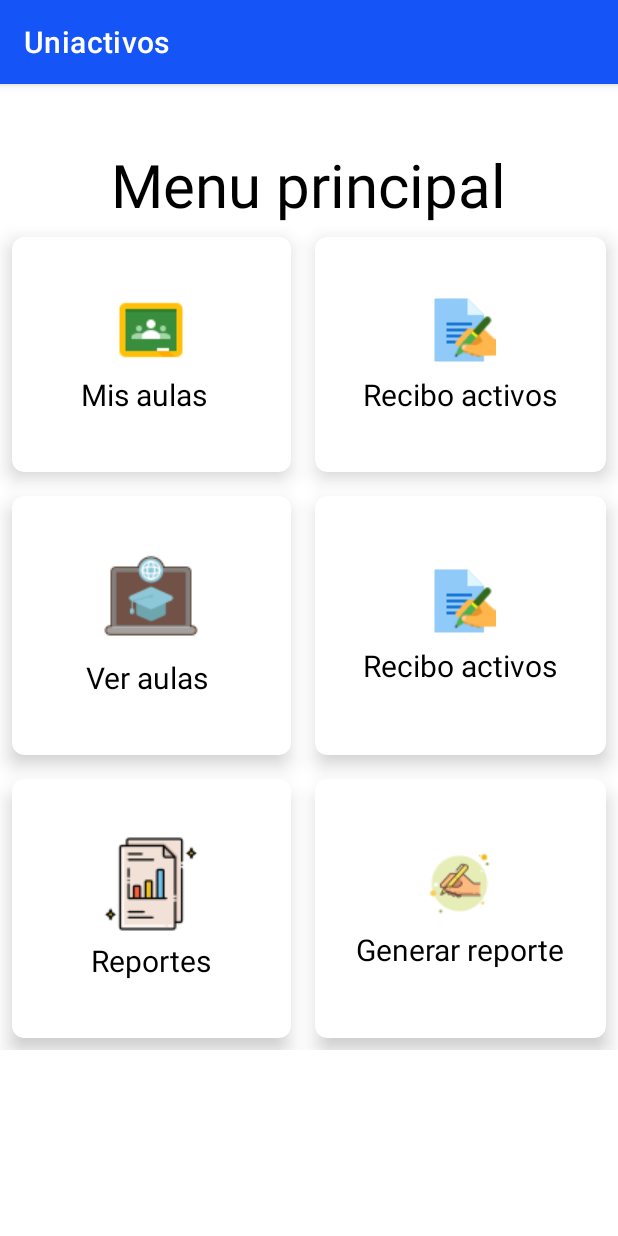
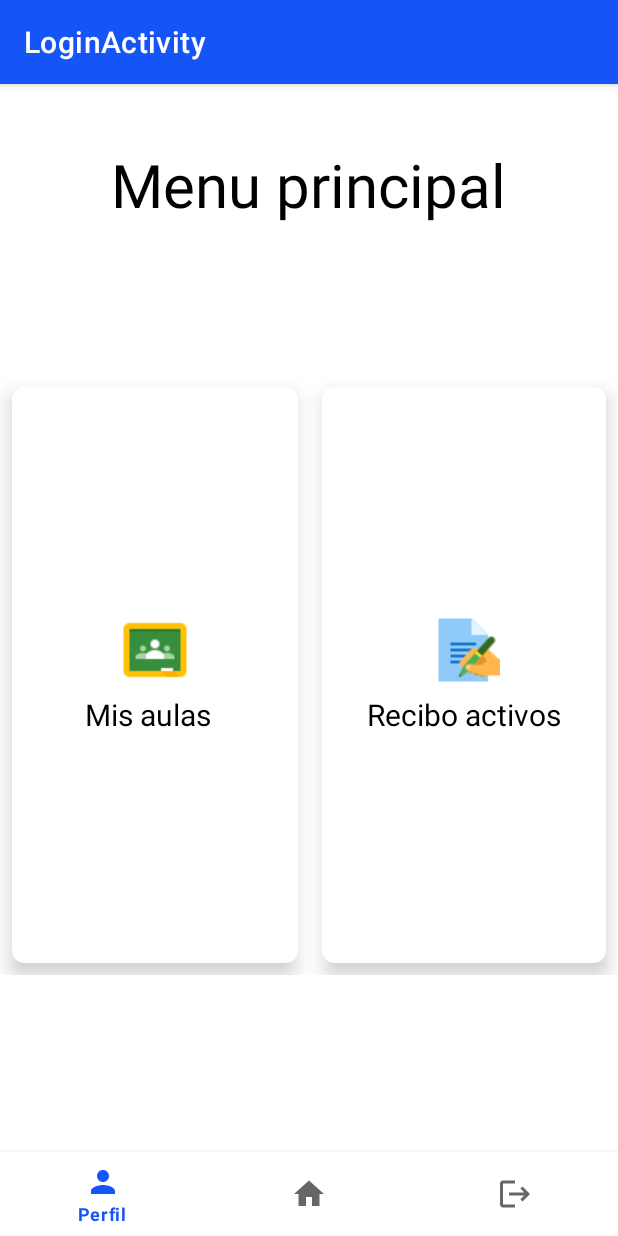
Before and after one commit to Fezk3/frontend-mov-siua-xray, an Android app: the screen it shows after launch (MainActivity), after a tap on "INICIAR SESIÓN", on a phone screen of 412 x 824 dp. Run offline under Robolectric (Android 15) with nearby library versions, the phone set to English and light mode, and no system bars; our stand-ins replace navigation-ui; 1 other tap on this screen came first.

Commit message:
Arreglando login y navegacion diferenciada

```diff
--- a/app/src/main/java/com/example/uniactivos/ClassroomViewFragment.kt
+++ b/app/src/main/java/com/example/uniactivos/ClassroomViewFragment.kt
@@ -23,7 +23,7 @@ class ClassroomViewFragment : Fragment(){
         super.onViewCreated(view, savedInstanceState)
 
         binding.button6.setOnClickListener{
-            findNavController().navigate(R.id.action_classroomViewFragment_to_mainMenu2)
+            findNavController().navigate(R.id.action_classroomViewFragment_to_homeProfe)
         }
     }
     override fun onDestroyView() {
--- a/app/src/main/java/com/example/uniactivos/ForgotPassword.kt
+++ b/app/src/main/java/com/example/uniactivos/ForgotPassword.kt
@@ -22,9 +22,6 @@ class ForgotPassword : Fragment(){
     override fun onViewCreated(view: View, savedInstanceState: Bundle?) {
         super.onViewCreated(view, savedInstanceState)
 
-        binding.btnSendEmail.setOnClickListener{
-            findNavController().navigate(R.id.action_forgotPassword_to_loginFragment)
-        }
     }
     override fun onDestroyView() {
         super.onDestroyView()
--- a/app/src/main/java/com/example/uniactivos/LoginFragment.kt
+++ b/app/src/main/java/com/example/uniactivos/HomeProfe.kt
@@ -1,32 +1,32 @@
 package com.example.uniactivos
 
 import android.os.Bundle
-import androidx.fragment.app.Fragment
 import android.view.LayoutInflater
 import android.view.View
 import android.view.ViewGroup
+import androidx.fragment.app.Fragment
 import androidx.navigation.fragment.findNavController
-import com.example.uniactivos.databinding.FragmentLoginBinding
+import com.example.uniactivos.databinding.FragmentHomeProfeBinding
 
-class LoginFragment : Fragment(){
-    private var _binding: FragmentLoginBinding? = null
+class HomeProfe : Fragment(){
+    private var _binding: FragmentHomeProfeBinding? = null
     private val binding get() = _binding!!
     override fun onCreateView(
         inflater: LayoutInflater, container: ViewGroup?,
         savedInstanceState: Bundle?
     ): View {
-        _binding = FragmentLoginBinding.inflate(inflater, container, false)
+        _binding = FragmentHomeProfeBinding.inflate(inflater, container, false)
         val view = binding.root
         return view
     }
     override fun onViewCreated(view: View, savedInstanceState: Bundle?) {
         super.onViewCreated(view, savedInstanceState)
 
-        binding.btnLoginIrMenu.setOnClickListener{
-            findNavController().navigate(R.id.action_loginFragment_to_mainMenu2)
+        binding.cardViewAula.setOnClickListener{
+            findNavController().navigate(R.id.action_homeProfe_to_aulas)
         }
-        binding.txtLoginOlvidaste.setOnClickListener{
-            findNavController().navigate(R.id.action_loginFragment_to_forgotPassword)
+        binding.cardViewReciboProfesor.setOnClickListener{
+            findNavController().navigate(R.id.action_homeProfe_to_teacherDynamicForm)
         }
     }
     override fun onDestroyView() {
--- /dev/null
+++ b/app/src/main/java/com/example/uniactivos/LoginActivity.kt
@@ -0,0 +1,24 @@
+package com.example.uniactivos
+
+import android.content.Intent
+import androidx.appcompat.app.AppCompatActivity
+import android.os.Bundle
+import com.example.uniactivos.databinding.ActivityLoginBinding
+
+private lateinit var binding: ActivityLoginBinding
+class LoginActivity : AppCompatActivity() {
+    private lateinit var binding: ActivityLoginBinding
+    override fun onCreate(savedInstanceState: Bundle?) {
+
+        super.onCreate(savedInstanceState)
+        binding = ActivityLoginBinding.inflate(layoutInflater)
+        val view = binding.root
+        setContentView(view)
+
+        val btnLiciniaSession = binding.btnLoginIrMenu
+        btnLiciniaSession.setOnClickListener{
+            val intent = Intent(this, MainActivity::class.java)
+            startActivity(intent)
+        }
+    }
+}
--- a/app/src/main/java/com/example/uniactivos/MainActivity.kt
+++ b/app/src/main/java/com/example/uniactivos/MainActivity.kt
@@ -2,15 +2,26 @@ package com.example.uniactivos
 
 import androidx.appcompat.app.AppCompatActivity
 import android.os.Bundle
+import android.view.LayoutInflater
+import androidx.navigation.fragment.NavHostFragment
+import androidx.navigation.ui.setupWithNavController
+import com.google.android.material.bottomnavigation.BottomNavigationView
+import com.example.uniactivos.R
 import com.example.uniactivos.databinding.ActivityMainBinding
 
 class MainActivity : AppCompatActivity() {
+
     private lateinit var binding: ActivityMainBinding
+
     override fun onCreate(savedInstanceState: Bundle?) {
-
         super.onCreate(savedInstanceState)
         binding = ActivityMainBinding.inflate(layoutInflater)
         val view = binding.root
         setContentView(view)
+
+        val navHostFragment = supportFragmentManager.findFragmentById(R.id.mainContainer) as NavHostFragment
+        val navController = navHostFragment.navController
+        val bottomNavigationView = findViewById<BottomNavigationView>(R.id.bottomNavigationView)
+        bottomNavigationView.setupWithNavController(navController)
     }
 }
--- a/app/src/main/java/com/example/uniactivos/MainMenu.kt
+++ b/app/src/main/java/com/example/uniactivos/MainMenu.kt
@@ -22,15 +22,6 @@ class MainMenu : Fragment(){
     override fun onViewCreated(view: View, savedInstanceState: Bundle?) {
         super.onViewCreated(view, savedInstanceState)
 
-        binding.cardViewReportesGuardasPending.setOnClickListener{
-            findNavController().navigate(R.id.action_mainMenu2_to_reports)
-        }
-        binding.cardViewAula.setOnClickListener{
-            findNavController().navigate(R.id.action_mainMenu2_to_aulas)
-        }
-        binding.cardViewListaAulas.setOnClickListener{
-            findNavController().navigate(R.id.action_mainMenu2_to_aulas)
-        }
     }
     override fun onDestroyView() {
         super.onDestroyView()
--- a/app/src/main/java/com/example/uniactivos/MenuActivity.kt
+++ /dev/null
@@ -1,15 +0,0 @@
-import androidx.appcompat.app.AppCompatActivity
-import android.os.Bundle
-import com.example.uniactivos.R
-import com.example.uniactivos.databinding.ActivityMainBinding
-
-class MenuActivity : AppCompatActivity() {
-    private lateinit var binding: ActivityMainBinding
-
-    override fun onCreate(savedInstanceState: Bundle?) {
-        super.onCreate(savedInstanceState)
-        binding = ActivityMainBinding.inflate(layoutInflater)
-        val view = binding.root
-        setContentView(view)
-    }
-}
--- a/app/src/main/java/com/example/uniactivos/Reports.kt
+++ b/app/src/main/java/com/example/uniactivos/Reports.kt
@@ -21,10 +21,6 @@ class Reports : Fragment(){
     }
     override fun onViewCreated(view: View, savedInstanceState: Bundle?) {
         super.onViewCreated(view, savedInstanceState)
-
-        binding.button2.setOnClickListener{
-            findNavController().navigate(R.id.action_reports_to_mainMenu2)
-        }
     }
     override fun onDestroyView() {
         super.onDestroyView()
--- a/app/src/main/java/com/example/uniactivos/TeacherDynamicForm.kt
+++ b/app/src/main/java/com/example/uniactivos/TeacherDynamicForm.kt
@@ -5,6 +5,7 @@ import android.view.LayoutInflater
 import android.view.View
 import android.view.ViewGroup
 import androidx.fragment.app.Fragment
+import androidx.navigation.fragment.findNavController
 import com.example.uniactivos.databinding.FragmentTeacherDynamicFormBinding
 
 class TeacherDynamicForm : Fragment(){
@@ -20,6 +21,10 @@ class TeacherDynamicForm : Fragment(){
     }
     override fun onViewCreated(view: View, savedInstanceState: Bundle?) {
         super.onViewCreated(view, savedInstanceState)
+
+        binding.btnAceptar.setOnClickListener{
+            findNavController().navigate(R.id.action_teacherDynamicForm_to_teacherStaticForm)
+        }
     }
     override fun onDestroyView() {
         super.onDestroyView()
--- a/app/src/main/java/com/example/uniactivos/TeacherStaticForm.kt
+++ b/app/src/main/java/com/example/uniactivos/TeacherStaticForm.kt
@@ -5,6 +5,7 @@ import android.view.LayoutInflater
 import android.view.View
 import android.view.ViewGroup
 import androidx.fragment.app.Fragment
+import androidx.navigation.fragment.findNavController
 import com.example.uniactivos.databinding.FragmentTeacherStaticFormBinding
 
 class TeacherStaticForm : Fragment(){
@@ -20,6 +21,10 @@ class TeacherStaticForm : Fragment(){
     }
     override fun onViewCreated(view: View, savedInstanceState: Bundle?) {
         super.onViewCreated(view, savedInstanceState)
+
+        binding.button3.setOnClickListener{
+            findNavController().navigate(R.id.action_teacherStaticForm_to_homeProfe)
+        }
     }
     override fun onDestroyView() {
         super.onDestroyView()
--- a/app/src/main/res/layout/fragment_login.xml
+++ b/app/src/main/res/layout/activity_login.xml
@@ -3,7 +3,7 @@
     xmlns:tools="http://schemas.android.com/tools"
     android:layout_width="match_parent"
     android:layout_height="match_parent"
-    tools:context=".LoginFragment">
+    tools:context="LoginActivity">
 
     <LinearLayout
         android:layout_width="match_parent"
--- a/app/src/main/res/layout/activity_main.xml
+++ b/app/src/main/res/layout/activity_main.xml
@@ -4,14 +4,40 @@
     xmlns:tools="http://schemas.android.com/tools"
     android:layout_width="match_parent"
     android:layout_height="match_parent"
-    tools:context=".MainActivity">
+    android:background="#FFFFFF"
+    android:gravity="center_horizontal|center_vertical"
+    android:orientation="vertical"
+    tools:context=".LoginActivity">
 
-    <androidx.fragment.app.FragmentContainerView
-        android:id="@+id/mainNavHost"
+
+    <fragment
+        android:id="@+id/mainContainer"
+        android:name="androidx.navigation.fragment.NavHostFragment"
+        android:layout_width="0dp"
+        android:layout_height="0dp"
+        app:defaultNavHost="true"
+        app:layout_constraintBottom_toTopOf="@+id/bottomNavigationView"
+        app:layout_constraintEnd_toEndOf="parent"
+        app:layout_constraintHorizontal_bias="0.5"
+        app:layout_constraintStart_toStartOf="parent"
+        app:layout_constraintTop_toTopOf="parent"
+        app:layout_constraintVertical_bias="0.5"
+        app:navGraph="@navigation/nav_graph" />
+
+
+    <com.google.android.material.bottomnavigation.BottomNavigationView
+        android:id="@+id/bottomNavigationView"
         android:layout_width="match_parent"
-        android:layout_height="match_parent"
-        android:name="androidx.navigation.fragment.NavHostFragment"
-        app:defaultNavHost="true"
-        app:navGraph="@navigation/nav_graph"/>
+        android:layout_height="wrap_content"
+        app:elevation="8dp"
+        app:labelVisibilityMode="selected"
+        app:layout_constraintBottom_toBottomOf="parent"
+        app:layout_constraintEnd_toEndOf="parent"
+        app:layout_constraintHorizontal_bias="0.5"
+        app:layout_constraintStart_toStartOf="parent"
+        app:layout_constraintTop_toBottomOf="@+id/mainContainer"
+        app:layout_constraintVertical_bias="0.5"
+        app:menu="@menu/navegation" />
+
 
 </androidx.constraintlayout.widget.ConstraintLayout>
--- a/app/src/main/res/layout/activity_menu.xml
+++ /dev/null
@@ -1,15 +0,0 @@
-<?xml version="1.0" encoding="utf-8"?>
-<androidx.constraintlayout.widget.ConstraintLayout xmlns:android="http://schemas.android.com/apk/res/android"
-    xmlns:app="http://schemas.android.com/apk/res-auto"
-    xmlns:tools="http://schemas.android.com/tools"
-    android:layout_width="match_parent"
-    android:layout_height="match_parent"
-    tools:context=".MenuActivity">
-
-    <androidx.fragment.app.FragmentContainerView
-        android:id="@+id/menuNavHost"
-        android:layout_width="match_parent"
-        android:layout_height="match_parent"
-        />
-
-</androidx.constraintlayout.widget.ConstraintLayout>
--- /dev/null
+++ b/app/src/main/res/layout/fragment_home_profe.xml
@@ -0,0 +1,105 @@
+<?xml version="1.0" encoding="utf-8"?>
+<RelativeLayout xmlns:android="http://schemas.android.com/apk/res/android"
+    xmlns:tools="http://schemas.android.com/tools"
+    android:layout_width="match_parent"
+    android:layout_height="match_parent"
+    xmlns:app="http://schemas.android.com/apk/res-auto"
+    tools:context=".HomeProfe">
+
+
+    <TextView
+        android:id="@+id/titulo"
+        android:layout_width="wrap_content"
+        android:layout_height="wrap_content"
+        android:text="Menu principal"
+        android:textSize="40sp"
+        android:textColor="@color/black"
+        android:layout_marginTop="40sp"
+        android:layout_centerHorizontal="true"
+
+        />
+    <GridLayout
+        android:layout_width="match_parent"
+        android:layout_marginTop="100sp"
+        android:layout_height="400sp"
+        android:layout_below="@+id/titulo"
+        android:rowCount="1"
+        android:columnCount="2"
+        >
+        <androidx.cardview.widget.CardView
+            android:id="@+id/cardViewAula"
+            android:layout_width="wrap_content"
+            android:layout_height="102dp"
+            android:layout_row="0"
+            android:layout_rowWeight="1"
+            android:layout_column="0"
+            android:layout_columnWeight="1"
+            android:layout_gravity="fill"
+            android:layout_margin="8dp"
+            app:cardCornerRadius="8dp"
+            app:cardElevation="8dp">
+
+            <LinearLayout
+                android:layout_width="wrap_content"
+                android:layout_height="wrap_content"
+                android:layout_gravity="center_vertical|center_horizontal"
+                android:gravity="center"
+                android:orientation="vertical">
+
+                <ImageView
+                    android:layout_width="wrap_content"
+                    android:layout_height="wrap_content"
+                    android:src="@drawable/gc" />
+
+                <TextView
+                    android:layout_width="wrap_content"
+                    android:layout_height="wrap_content"
+                    android:layout_gravity="center_horizontal"
+                    android:layout_marginTop="5dp"
+                    android:text="    Mis aulas      "
+                    android:textColor="@color/black"
+                    android:textSize="20sp" />
+            </LinearLayout>
+        </androidx.cardview.widget.CardView>
+
+        <androidx.cardview.widget.CardView
+            android:id="@+id/cardViewReciboProfesor"
+            android:layout_width="wrap_content"
+            android:layout_height="wrap_content"
+            android:layout_row="0"
+            android:layout_column="1"
+            android:layout_gravity="fill"
+            android:layout_rowWeight="1"
+            android:layout_columnWeight="1"
+            android:layout_margin="8dp"
+            app:cardCornerRadius="8dp"
+            app:cardElevation="8dp"
+            >
+
+            <LinearLayout
+                android:layout_width="wrap_content"
+                android:layout_height="wrap_content"
+                android:orientation="vertical"
+                android:gravity="center"
+                android:layout_gravity="center_vertical|center_horizontal"
+                >
+                <ImageView
+                    android:layout_width="wrap_content"
+                    android:layout_height="wrap_content"
+                    android:src="@drawable/activo"/>
+                <TextView
+                    android:layout_width="wrap_content"
+                    android:layout_height="wrap_content"
+                    android:text="Recibo activos"
+                    android:textSize="20sp"
+                    android:textColor="@color/black"
+                    android:layout_gravity="center_horizontal"
+                    android:layout_marginTop="5dp"
+                    />
+            </LinearLayout>
+        </androidx.cardview.widget.CardView>
+
+
+    </GridLayout>
+
+</RelativeLayout>
--- a/app/src/main/res/navigation/nav_graph.xml
+++ b/app/src/main/res/navigation/nav_graph.xml
@@ -3,52 +3,29 @@
     xmlns:app="http://schemas.android.com/apk/res-auto"
     xmlns:tools="http://schemas.android.com/tools"
     android:id="@+id/nav_graph"
-    app:startDestination="@id/loginFragment">
+    app:startDestination="@id/homeProfe">
+
 
     <fragment
-        android:id="@+id/loginFragment"
-        android:name="com.example.uniactivos.LoginFragment"
-        android:label="fragment_login"
-        tools:layout="@layout/fragment_login" >
+        android:id="@+id/homeProfe"
+        android:name="com.example.uniactivos.HomeProfe"
+        android:label="fragment_home_profe"
+        tools:layout="@layout/fragment_home_profe" >
         <action
-            android:id="@+id/action_loginFragment_to_mainMenu2"
-            app:destination="@id/mainMenu2" />
+            android:id="@+id/action_homeProfe_to_aulas"
+            app:destination="@id/aulas" />
         <action
-            android:id="@+id/action_loginFragment_to_forgotPassword"
-            app:destination="@id/forgotPassword" />
+            android:id="@+id/action_homeProfe_to_teacherDynamicForm"
+            app:destination="@id/teacherDynamicForm" />
     </fragment>
     <fragment
-        android:id="@+id/mainMenu2"
-        android:name="com.example.uniactivos.MainMenu"
-        android:label="fragment_main_menu"
-        tools:layout="@layout/fragment_main_menu" >
+        android:id="@+id/classroomViewFragment"
+        android:name="com.example.uniactivos.ClassroomViewFragment"
+        android:label="fragment_classroom_view"
+        tools:layout="@layout/fragment_classroom_view" >
         <action
-            android:id="@+id/action_mainMenu2_to_reports"
-            app:destination="@id/reports" />
-        <action
-            android:id="@+id/action_mainMenu2_to_aulas"
-            app:destination="@id/aulas" />
-        <action
-            android:id="@+id/action_mainMenu2_to_aulas2"
-            app:destination="@id/aulas" />
-    </fragment>
-    <fragment
-        android:id="@+id/forgotPassword"
-        android:name="com.example.uniactivos.ForgotPassword"
-        android:label="fragment_forgot_password"
-        tools:layout="@layout/fragment_forgot_password" >
-        <action
-            android:id="@+id/action_forgotPassword_to_loginFragment"
-            app:destination="@id/loginFragment" />
-    </fragment>
-    <fragment
-        android:id="@+id/reports"
-        android:name="com.example.uniactivos.Reports"
-        android:label="fragment_reports"
-        tools:layout="@layout/fragment_reports" >
-        <action
-            android:id="@+id/action_reports_to_mainMenu2"
-            app:destination="@id/mainMenu2" />
+            android:id="@+id/action_classroomViewFragment_to_homeProfe"
+            app:destination="@id/homeProfe" />
     </fragment>
     <fragment
         android:id="@+id/aulas"
@@ -60,12 +37,22 @@
             app:destination="@id/classroomViewFragment" />
     </fragment>
     <fragment
-        android:id="@+id/classroomViewFragment"
-        android:name="com.example.uniactivos.ClassroomViewFragment"
-        android:label="fragment_classroom_view"
-        tools:layout="@layout/fragment_classroom_view" >
+        android:id="@+id/teacherDynamicForm"
+        android:name="com.example.uniactivos.TeacherDynamicForm"
+        android:label="fragment_teacher_dynamic_form"
+        tools:layout="@layout/fragment_teacher_dynamic_form" >
         <action
-            android:id="@+id/action_classroomViewFragment_to_mainMenu2"
-            app:destination="@id/mainMenu2" />
+            android:id="@+id/action_teacherDynamicForm_to_teacherStaticForm"
+            app:destination="@id/teacherStaticForm" />
     </fragment>
+    <fragment
+        android:id="@+id/teacherStaticForm"
+        android:name="com.example.uniactivos.TeacherStaticForm"
+        android:label="fragment_teacher_static_form"
+        tools:layout="@layout/fragment_teacher_static_form" >
+        <action
+            android:id="@+id/action_teacherStaticForm_to_homeProfe"
+            app:destination="@id/homeProfe" />
+    </fragment>
+
 </navigation>
--- a/app/src/main/res/values/strings.xml
+++ b/app/src/main/res/values/strings.xml
@@ -74,4 +74,5 @@
     <string name="txt_btn_change_pass">Cambiar Contraseña</string>
     <string name="txt_subtitle_change_pass">Cambio de Contraseña</string>
     <string name="txt_professor">Profesor</string>
+    <string name="title_activity_login">LoginActivity</string>
 </resources>
```
Also changed, not shown: app/src/main/AndroidManifest.xml (+7 -4 lines).
